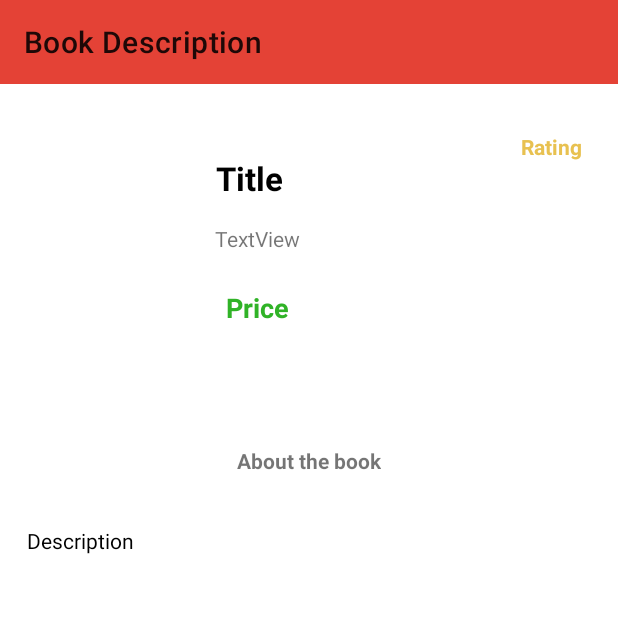
After one commit to chinmaydash007/IntershalaCourseApp, an Android app: the BookDescription screen opened directly, with no data from a screen before it, on a phone screen of 412 x 824 dp, the top half of it. The commit adds this screen. Run offline under Robolectric (Android 15) with nearby library versions, the phone set to English and light mode, and no system bars.

Commit message:
Added Book Description Activity

```diff
--- a/app/build.gradle
+++ b/app/build.gradle
@@ -56,4 +56,5 @@ dependencies {
     testImplementation 'junit:junit:4.12'
     androidTestImplementation 'androidx.test.ext:junit:1.1.1'
     androidTestImplementation 'androidx.test.espresso:espresso-core:3.2.0'
+    implementation 'androidx.legacy:legacy-support-v4:1.0.0'
 }
--- /dev/null
+++ b/app/src/main/java/com/example/intershalacourseapp/BookDescription.kt
@@ -0,0 +1,56 @@
+package com.example.intershalacourseapp
+
+import android.content.DialogInterface
+import androidx.appcompat.app.AppCompatActivity
+import android.os.Bundle
+import android.util.Log
+import androidx.appcompat.app.AlertDialog
+import com.example.intershalacourseapp.Model.Book_iD
+import com.example.intershalacourseapp.Model.SingleBookRESTModel
+import com.example.intershalacourseapp.Services.BookService
+import com.example.intershalacourseapp.Services.ServiceBuilder
+import retrofit2.Call
+import retrofit2.Response
+
+class BookDescription : AppCompatActivity() {
+    var tag = "mytag"
+
+    override fun onCreate(savedInstanceState: Bundle?) {
+        super.onCreate(savedInstanceState)
+        setContentView(R.layout.activity_book_description)
+
+        var bookId = intent?.getStringExtra("102")
+
+
+        var bookService: BookService = ServiceBuilder.buildService(BookService::class.java)
+        var book_id=Book_iD()
+        bookId?.let {book_id=Book_iD(bookId) }
+        var requestCall = bookService.getBook(book_id)
+        requestCall?.enqueue(object : retrofit2.Callback<SingleBookRESTModel> {
+
+            override fun onResponse(call: Call<SingleBookRESTModel>, response: Response<SingleBookRESTModel>) {
+
+                var book = response.body()
+                Log.d(tag, book.toString())
+
+
+                if(book?.success==false){
+                    var alertDialog=AlertDialog.Builder(this@BookDescription)
+                    alertDialog.setMessage("Data Not Available")
+                    alertDialog.setPositiveButton("Ok",object:DialogInterface.OnClickListener{
+                        override fun onClick(dialog: DialogInterface?, which: Int) {
+                            finish()
+                        }
+                    }).show()
+
+                }
+            }
+
+            override fun onFailure(call: Call<SingleBookRESTModel>, t: Throwable) {
+                Log.d(tag, t.message)
+            }
+
+        })
+
+    }
+}
--- a/app/src/main/java/com/example/intershalacourseapp/Model/Book.kt
+++ b/app/src/main/java/com/example/intershalacourseapp/Model/Book.kt
@@ -6,5 +6,7 @@ data class Books(
     var name: String = "",
     var author: String = "",
     var rating: String = "",
-    var price:String="",
-    var image:String="")
+    var price: String = "",
+    var image: String = "",
+    var description: String = ""
+)
--- /dev/null
+++ b/app/src/main/java/com/example/intershalacourseapp/Model/SingleBookRESTModel.kt
@@ -0,0 +1,5 @@
+package com.example.intershalacourseapp.Model
+
+data class SingleBookRESTModel(var success:Boolean,var book_data:Books)
+
+data class Book_iD(var book_id:String="100")
--- a/app/src/main/java/com/example/intershalacourseapp/Services/BookService.kt
+++ b/app/src/main/java/com/example/intershalacourseapp/Services/BookService.kt
@@ -1,15 +1,19 @@
 package com.example.intershalacourseapp.Services
 
 import com.example.intershalacourseapp.Model.BookRESTmodel
+import com.example.intershalacourseapp.Model.Book_iD
+import com.example.intershalacourseapp.Model.SingleBookRESTModel
 import retrofit2.Call
-import retrofit2.http.GET
-import retrofit2.http.Header
-import retrofit2.http.Headers
-import retrofit2.http.Url
+import retrofit2.http.*
 
 interface BookService {
-    @Headers("token:05dba0d07f3874","Content-Type:application/json")
+    @Headers("token:05dba0d07f3874", "Content-Type:application/json")
     @GET("fetch_books")
     fun getBookList(): Call<BookRESTmodel>
 
+
+    @Headers("token:05dba0d07f3874", "Content-Type:application/json")
+    @POST("get_book")
+    fun getBook(@Body body:Book_iD): Call<SingleBookRESTModel>
+
 }
--- /dev/null
+++ b/app/src/main/res/layout/activity_book_description.xml
@@ -0,0 +1,107 @@
+<?xml version="1.0" encoding="utf-8"?>
+<androidx.constraintlayout.widget.ConstraintLayout xmlns:android="http://schemas.android.com/apk/res/android"
+    xmlns:app="http://schemas.android.com/apk/res-auto"
+    xmlns:tools="http://schemas.android.com/tools"
+    android:layout_width="match_parent"
+    android:layout_height="match_parent"
+    tools:context=".BookDescription">
+
+    <TextView
+        android:id="@+id/book_author"
+        android:layout_width="wrap_content"
+        android:layout_height="wrap_content"
+        android:layout_marginTop="16dp"
+        android:text="TextView"
+        app:layout_constraintEnd_toEndOf="@+id/book_title"
+        app:layout_constraintStart_toStartOf="@+id/book_title"
+        app:layout_constraintTop_toBottomOf="@+id/book_title" />
+
+    <com.google.android.material.appbar.MaterialToolbar
+        android:id="@+id/materialToolbar"
+        android:layout_width="match_parent"
+        android:layout_height="?attr/actionBarSize"
+        android:background="@color/colorPrimaryDark"
+        app:layout_constraintEnd_toEndOf="parent"
+        app:layout_constraintStart_toStartOf="parent"
+        app:layout_constraintTop_toTopOf="parent"
+        app:title="Book Description" />
+
+    <ImageView
+        android:id="@+id/book_image"
+        android:layout_width="100dp"
+        android:layout_height="150dp"
+        android:layout_marginStart="20dp"
+        android:layout_marginTop="24dp"
+        app:layout_constraintStart_toStartOf="parent"
+        app:layout_constraintTop_toBottomOf="@+id/materialToolbar" />
+
+    <TextView
+        android:id="@+id/book_title"
+        android:layout_width="wrap_content"
+        android:layout_height="wrap_content"
+        android:layout_marginStart="24dp"
+        android:layout_marginTop="48dp"
+        android:text="Title  "
+        android:textColor="#000"
+        android:textSize="22sp"
+        android:textStyle="bold"
+        app:layout_constraintStart_toEndOf="@+id/book_image"
+        app:layout_constraintTop_toBottomOf="@+id/materialToolbar" />
+
+    <TextView
+        android:id="@+id/book_price"
+        android:layout_width="wrap_content"
+        android:layout_height="wrap_content"
+        android:layout_marginTop="24dp"
+        android:text="Price"
+        android:textColor="#30B327"
+        android:textSize="18sp"
+        android:textStyle="bold"
+        app:layout_constraintEnd_toEndOf="@+id/book_author"
+        app:layout_constraintStart_toStartOf="@+id/book_author"
+        app:layout_constraintTop_toBottomOf="@+id/book_author" />
+
+    <TextView
+        android:id="@+id/book_rating"
+        android:layout_width="wrap_content"
+        android:layout_height="wrap_content"
+        android:layout_marginTop="32dp"
+        android:layout_marginEnd="24dp"
+        android:text="Rating"
+        android:textColor="#E8C150"
+        android:textStyle="bold"
+        app:layout_constraintEnd_toEndOf="parent"
+        app:layout_constraintTop_toBottomOf="@+id/materialToolbar" />
+
+    <TextView
+        android:id="@+id/textView6"
+        android:layout_width="wrap_content"
+        android:layout_height="wrap_content"
+        android:layout_marginTop="80dp"
+        android:text="About the book"
+        android:textStyle="bold"
+        app:layout_constraintEnd_toEndOf="parent"
+        app:layout_constraintStart_toStartOf="parent"
+        app:layout_constraintTop_toBottomOf="@+id/book_price" />
+
+    <androidx.core.widget.NestedScrollView
+        android:layout_width="match_parent"
+        android:layout_height="100dp"
+        android:layout_marginTop="16dp"
+        app:layout_constraintBottom_toBottomOf="parent"
+        app:layout_constraintEnd_toEndOf="parent"
+        app:layout_constraintHorizontal_bias="0.0"
+        app:layout_constraintStart_toStartOf="parent"
+        app:layout_constraintTop_toBottomOf="@+id/textView6"
+        app:layout_constraintVertical_bias="0.0">
+
+        <TextView
+            android:layout_width="match_parent"
+            android:layout_height="match_parent"
+            android:layout_margin="18dp"
+            android:text="Description"
+            android:textColor="#000"
+            android:id="@+id/book_description"/>
+    </androidx.core.widget.NestedScrollView>
+
+</androidx.constraintlayout.widget.ConstraintLayout>
--- a/app/src/main/res/layout/book_list_single_cardview.xml
+++ b/app/src/main/res/layout/book_list_single_cardview.xml
@@ -9,7 +9,8 @@
     android:clickable="true"
     android:elevation="8dp"
     android:foreground="@drawable/ripple_for_cardview"
-    app:cardCornerRadius="8dp">
+    app:cardCornerRadius="8dp"
+    android:id="@+id/book_cardview">
 
     <androidx.constraintlayout.widget.ConstraintLayout
         android:layout_width="match_parent"
```
Also changed, not shown: app/src/main/AndroidManifest.xml (+5 -8 lines), app/src/main/java/com/example/intershalacourseapp/Adapters/BooksAdapter.kt (+9 -0 lines), app/src/main/java/com/example/intershalacourseapp/Fragments/DashBoardFragment.kt (+12 -1 lines), app/src/main/res/layout/dashboard_fragment.xml (+17 -0 lines).
